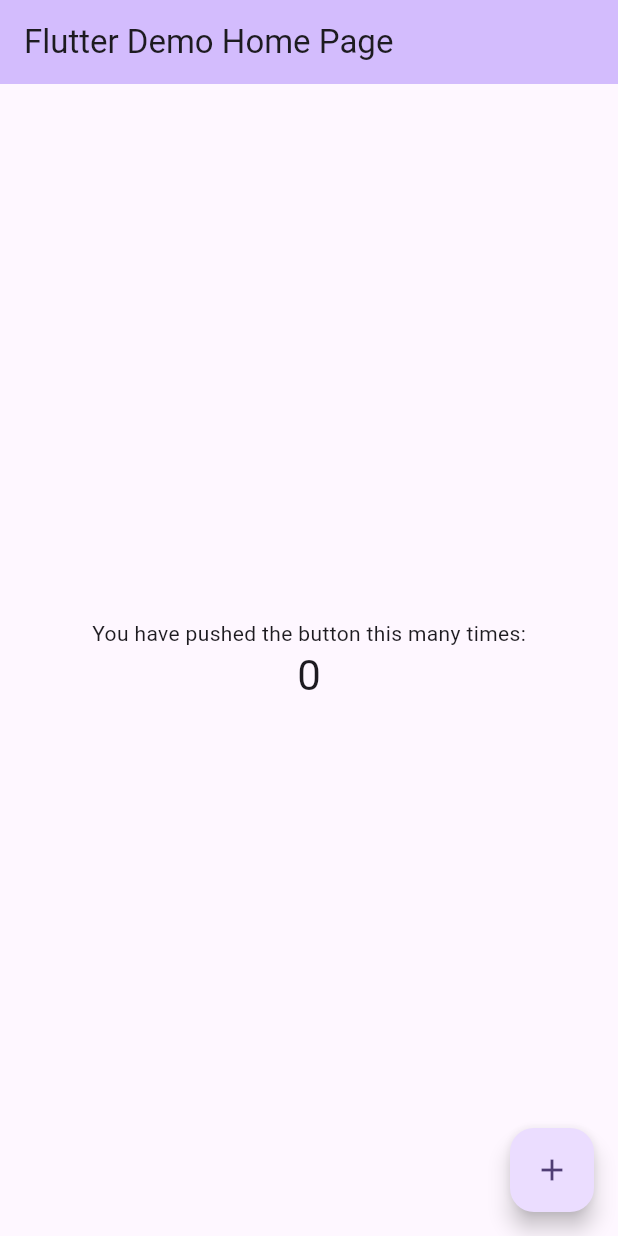
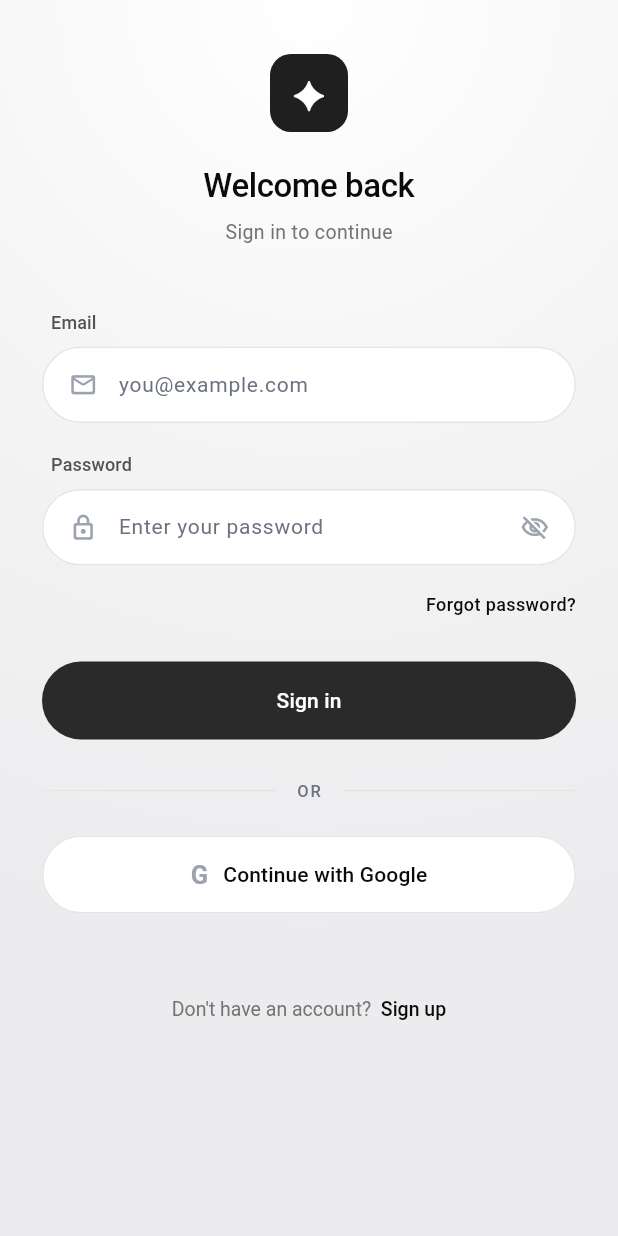
Before and after one commit to yogeshchoudhary0203-dev/frontend, a Flutter app: the screen it shows after launch, on a phone screen of 412 x 824 dp. Run offline on Flutter 3.47's test engine with Material 3 defaults, Android fonts, the light colour scheme and no system bars.

Commit message:
login screen done byt priutesh

```diff
--- a/trandia/lib/main.dart
+++ b/trandia/lib/main.dart
@@ -1,4 +1,5 @@
 import 'package:flutter/material.dart';
+import 'screens/auth/login_screen.dart';
 
 void main() {
   runApp(const MyApp());
@@ -11,6 +12,7 @@ class MyApp extends StatelessWidget {
   @override
   Widget build(BuildContext context) {
     return MaterialApp(
+      debugShowCheckedModeBanner: false,
       title: 'Flutter Demo',
       theme: ThemeData(
         // This is the theme of your application.
@@ -28,9 +30,10 @@ class MyApp extends StatelessWidget {
         //
         // This works for code too, not just values: Most code changes can be
         // tested with just a hot reload.
-        colorScheme: .fromSeed(seedColor: Colors.deepPurple),
+        colorScheme: ColorScheme.fromSeed(seedColor: Colors.deepPurple),
+        useMaterial3: true,
       ),
-      home: const MyHomePage(title: 'Flutter Demo Home Page'),
+      home: const LoginScreen(),
     );
   }
 }
--- a/trandia/lib/screens/auth/login_screen.dart
+++ b/trandia/lib/screens/auth/login_screen.dart
@@ -0,0 +1,483 @@
+import 'package:flutter/material.dart';
+
+class LoginScreen extends StatefulWidget {
+  const LoginScreen({super.key});
+
+  @override
+  State<LoginScreen> createState() => _LoginScreenState();
+}
+
+class _LoginScreenState extends State<LoginScreen> {
+  final _emailController    = TextEditingController();
+  final _passwordController = TextEditingController();
+  bool _obscurePassword     = true;
+
+  @override
+  void dispose() {
+    _emailController.dispose();
+    _passwordController.dispose();
+    super.dispose();
+  }
+
+  @override
+  Widget build(BuildContext context) {
+    final isDark = Theme.of(context).brightness == Brightness.dark;
+
+    // ── Color Tokens ─────────────────────────────────────────────
+    final bgColors = isDark
+        ? [const Color(0xFF1F1F22), const Color(0xFF0E0E10), const Color(0xFF050506)]
+        : [const Color(0xFFFFFFFF), const Color(0xFFF4F4F5), const Color(0xFFECECEE)];
+
+    final inputBg       = isDark ? const Color(0xFF18181B) : const Color(0xFFFFFFFF);
+    final inputBorder   = isDark ? const Color(0xFF2A2A2E) : const Color(0xFFE5E5E5);
+    final textPrimary   = isDark ? const Color(0xFFFAFAFA) : const Color(0xFF0A0A0A);
+    final textSecondary = isDark ? const Color(0xFF8B8B93) : const Color(0xFF737373);
+    final labelColor    = isDark ? const Color(0xFFB5B5BD) : const Color(0xFF525252);
+    final iconColor     = isDark ? const Color(0xFF6B7280) : const Color(0xFF9CA3AF);
+    final hintColor     = isDark ? const Color(0xFF71767B) : const Color(0xFF6B7280);
+    final btnBg         = isDark ? const Color(0xFFECECEE) : const Color(0xFF2A2A2A);
+    final btnText       = isDark ? const Color(0xFF0A0A0A) : const Color(0xFFFFFFFF);
+    final dividerColor  = isDark ? const Color(0xFF2A2A2E) : const Color(0xFFE5E5E5);
+    final logoBg        = isDark ? const Color(0xFFFAFAFA) : const Color(0xFF1F1F1F);
+    final logoMark      = isDark ? const Color(0xFF0A0A0A) : const Color(0xFFFFFFFF);
+
+    return Scaffold(
+      resizeToAvoidBottomInset: true,
+      body: Container(
+        width: double.infinity,
+        height: double.infinity,
+        decoration: BoxDecoration(
+          gradient: RadialGradient(
+            center: Alignment.topCenter,
+            radius: 1.5,
+            colors: bgColors,
+          ),
+        ),
+        child: SafeArea(
+          child: SingleChildScrollView(
+            padding: const EdgeInsets.symmetric(horizontal: 28),
+            child: Column(
+              crossAxisAlignment: CrossAxisAlignment.stretch,
+              children: [
+                const SizedBox(height: 36),
+
+                // ── Logo + Heading ────────────────────────────────
+                Center(
+                  child: Column(
+                    children: [
+                      Container(
+                        width: 52,
+                        height: 52,
+                        decoration: BoxDecoration(
+                          color: logoBg,
+                          borderRadius: BorderRadius.circular(14),
+                        ),
+                        child: Center(
+                          child: Text(
+                            '✦',
+                            style: TextStyle(
+                              color: logoMark,
+                              fontSize: 26,
+                              height: 1.0,
+                            ),
+                          ),
+                        ),
+                      ),
+                      const SizedBox(height: 20),
+                      Text(
+                        'Welcome back',
+                        style: TextStyle(
+                          fontSize: 22,
+                          fontWeight: FontWeight.w500,
+                          color: textPrimary,
+                          letterSpacing: -0.3,
+                        ),
+                      ),
+                      const SizedBox(height: 6),
+                      Text(
+                        'Sign in to continue',
+                        style: TextStyle(
+                          fontSize: 13,
+                          color: textSecondary,
+                        ),
+                      ),
+                    ],
+                  ),
+                ),
+                const SizedBox(height: 42),
+
+                // ── Email ─────────────────────────────────────────
+                _FieldLabel(label: 'Email', color: labelColor),
+                const SizedBox(height: 8),
+                _PillTextField(
+                  controller: _emailController,
+                  hint: 'you@example.com',
+                  prefixIcon: Icons.mail_outline_rounded,
+                  keyboardType: TextInputType.emailAddress,
+                  inputBg: inputBg,
+                  inputBorder: inputBorder,
+                  iconColor: iconColor,
+                  hintColor: hintColor,
+                  textColor: textPrimary,
+                ),
+                const SizedBox(height: 18),
+
+                // ── Password ──────────────────────────────────────
+                _FieldLabel(label: 'Password', color: labelColor),
+                const SizedBox(height: 8),
+                _PillTextField(
+                  controller: _passwordController,
+                  hint: 'Enter your password',
+                  prefixIcon: Icons.lock_outline_rounded,
+                  obscureText: _obscurePassword,
+                  suffixIcon: _obscurePassword
+                      ? Icons.visibility_off_outlined
+                      : Icons.visibility_outlined,
+                  onSuffixTap: () =>
+                      setState(() => _obscurePassword = !_obscurePassword),
+                  inputBg: inputBg,
+                  inputBorder: inputBorder,
+                  iconColor: iconColor,
+                  hintColor: hintColor,
+                  textColor: textPrimary,
+                ),
+                const SizedBox(height: 12),
+
+                // ── Forgot Password ───────────────────────────────
+                Align(
+                  alignment: Alignment.centerRight,
+                  child: GestureDetector(
+                    onTap: () {
+                      // TODO: navigate to forgot password
+                    },
+                    behavior: HitTestBehavior.opaque,
+                    child: Padding(
+                      padding: const EdgeInsets.symmetric(vertical: 4),
+                      child: Text(
+                        'Forgot password?',
+                        style: TextStyle(
+                          fontSize: 12,
+                          fontWeight: FontWeight.w500,
+                          color: textPrimary,
+                        ),
+                      ),
+                    ),
+                  ),
+                ),
+                const SizedBox(height: 26),
+
+                // ── Sign In Button ────────────────────────────────
+                _PillButton(
+                  label: 'Sign in',
+                  bgColor: btnBg,
+                  textColor: btnText,
+                  onTap: () {
+                    // TODO: handle sign in logic
+                  },
+                ),
+                const SizedBox(height: 26),
+
+                // ── OR Divider ────────────────────────────────────
+                _OrDivider(lineColor: dividerColor, textColor: hintColor),
+                const SizedBox(height: 22),
+
+                // ── Continue with Google ──────────────────────────
+                _GoogleButton(
+                  borderColor: inputBorder,
+                  bgColor: inputBg,
+                  textColor: textPrimary,
+                  iconColor: iconColor,
+                  onTap: () {
+                    // TODO: handle Google sign in
+                  },
+                ),
+                const SizedBox(height: 52),
+
+                // ── Sign Up Link ──────────────────────────────────
+                Center(
+                  child: GestureDetector(
+                    onTap: () {
+                      // TODO: navigate to SignUpScreen
+                    },
+                    behavior: HitTestBehavior.opaque,
+                    child: Padding(
+                      padding: const EdgeInsets.symmetric(vertical: 4),
+                      child: RichText(
+                        text: TextSpan(
+                          style: TextStyle(
+                            fontSize: 13,
+                            color: textSecondary,
+                          ),
+                          children: [
+                            const TextSpan(text: "Don't have an account?  "),
+                            TextSpan(
+                              text: 'Sign up',
+                              style: TextStyle(
+                                color: textPrimary,
+                                fontWeight: FontWeight.w500,
+                              ),
+                            ),
+                          ],
+                        ),
+                      ),
+                    ),
+                  ),
+                ),
+                const SizedBox(height: 32),
+              ],
+            ),
+          ),
+        ),
+      ),
+    );
+  }
+}
+
+// ─────────────────────────────────────────────────────────────────────────────
+// Private Helper Widgets
+// ─────────────────────────────────────────────────────────────────────────────
+
+class _FieldLabel extends StatelessWidget {
+  const _FieldLabel({required this.label, required this.color});
+
+  final String label;
+  final Color color;
+
+  @override
+  Widget build(BuildContext context) {
+    return Padding(
+      padding: const EdgeInsets.only(left: 6),
+      child: Text(
+        label,
+        style: TextStyle(
+          fontSize: 12,
+          fontWeight: FontWeight.w500,
+          color: color,
+          letterSpacing: 0.1,
+        ),
+      ),
+    );
+  }
+}
+
+class _PillTextField extends StatelessWidget {
+  const _PillTextField({
+    required this.controller,
+    required this.hint,
+    required this.prefixIcon,
+    required this.inputBg,
+    required this.inputBorder,
+    required this.iconColor,
+    required this.hintColor,
+    required this.textColor,
+    this.obscureText = false,
+    this.suffixIcon,
+    this.onSuffixTap,
+    this.keyboardType,
+    this.textInputAction,
+  });
+
+  final TextEditingController controller;
+  final String hint;
+  final IconData prefixIcon;
+  final bool obscureText;
+  final IconData? suffixIcon;
+  final VoidCallback? onSuffixTap;
+  final TextInputType? keyboardType;
+  final TextInputAction? textInputAction;
+  final Color inputBg;
+  final Color inputBorder;
+  final Color iconColor;
+  final Color hintColor;
+  final Color textColor;
+
+  @override
+  Widget build(BuildContext context) {
+    return SizedBox(
+      height: 52,
+      child: TextField(
+        controller: controller,
+        obscureText: obscureText,
+        keyboardType: keyboardType,
+        textInputAction: textInputAction,
+        style: TextStyle(fontSize: 14, color: textColor),
+        decoration: InputDecoration(
+          filled: true,
+          fillColor: inputBg,
+          hintText: hint,
+          hintStyle: TextStyle(fontSize: 14, color: hintColor),
+          contentPadding: const EdgeInsets.symmetric(
+            vertical: 15,
+            horizontal: 20,
+          ),
+          prefixIcon: Padding(
+            padding: const EdgeInsets.only(left: 18, right: 10),
+            child: Icon(prefixIcon, color: iconColor, size: 19),
+          ),
+          prefixIconConstraints: const BoxConstraints(
+            minWidth: 0,
+            minHeight: 0,
+          ),
+          suffixIcon: suffixIcon != null
+              ? GestureDetector(
+                  onTap: onSuffixTap,
+                  child: Padding(
+                    padding: const EdgeInsets.only(right: 18),
+                    child: Icon(suffixIcon, color: iconColor, size: 19),
+                  ),
+                )
+              : null,
+          suffixIconConstraints: const BoxConstraints(
+            minWidth: 0,
+            minHeight: 0,
+          ),
+          border: OutlineInputBorder(
+            borderRadius: BorderRadius.circular(100),
+            borderSide: BorderSide(color: inputBorder, width: 1),
+          ),
+          enabledBorder: OutlineInputBorder(
+            borderRadius: BorderRadius.circular(100),
+            borderSide: BorderSide(color: inputBorder, width: 1),
+          ),
+          focusedBorder: OutlineInputBorder(
+            borderRadius: BorderRadius.circular(100),
+            borderSide: BorderSide(
+              color: inputBorder.withOpacity(0.7),
+              width: 1.5,
+            ),
+          ),
+        ),
+      ),
+    );
+  }
+}
+
+class _PillButton extends StatelessWidget {
+  const _PillButton({
+    required this.label,
+    required this.bgColor,
+    required this.textColor,
+    required this.onTap,
+  });
+
+  final String label;
+  final Color bgColor;
+  final Color textColor;
+  final VoidCallback onTap;
+
+  @override
+  Widget build(BuildContext context) {
+    return SizedBox(
+      height: 52,
+      child: ElevatedButton(
+        onPressed: onTap,
+        style: ElevatedButton.styleFrom(
+          backgroundColor: bgColor,
+          foregroundColor: textColor,
+          shadowColor: Colors.transparent,
+          elevation: 0,
+          shape: RoundedRectangleBorder(
+            borderRadius: BorderRadius.circular(100),
+          ),
+        ),
+        child: Text(
+          label,
+          style: TextStyle(
+            fontSize: 14,
+            fontWeight: FontWeight.w500,
+            color: textColor,
+          ),
+        ),
+      ),
+    );
+  }
+}
+
+class _OrDivider extends StatelessWidget {
+  const _OrDivider({required this.lineColor, required this.textColor});
+
+  final Color lineColor;
+  final Color textColor;
+
+  @override
+  Widget build(BuildContext context) {
+    return Row(
+      children: [
+        Expanded(
+          child: Divider(color: lineColor, thickness: 1, height: 1),
+        ),
+        Padding(
+          padding: const EdgeInsets.symmetric(horizontal: 14),
+          child: Text(
+            'OR',
+            style: TextStyle(
+              fontSize: 11,
+              fontWeight: FontWeight.w500,
+              color: textColor,
+              letterSpacing: 1.2,
+            ),
+          ),
+        ),
+        Expanded(
+          child: Divider(color: lineColor, thickness: 1, height: 1),
+        ),
+      ],
+    );
+  }
+}
+
+class _GoogleButton extends StatelessWidget {
+  const _GoogleButton({
+    required this.borderColor,
+    required this.bgColor,
+    required this.textColor,
+    required this.iconColor,
+    required this.onTap,
+  });
+
+  final Color borderColor;
+  final Color bgColor;
+  final Color textColor;
+  final Color iconColor;
+  final VoidCallback onTap;
+
+  @override
+  Widget build(BuildContext context) {
+    return SizedBox(
+      height: 52,
+      child: OutlinedButton(
+        onPressed: onTap,
+        style: OutlinedButton.styleFrom(
+          backgroundColor: bgColor,
+          foregroundColor: textColor,
+          side: BorderSide(color: borderColor, width: 1),
+          shape: RoundedRectangleBorder(
+            borderRadius: BorderRadius.circular(100),
+          ),
+        ),
+        child: Row(
+          mainAxisAlignment: MainAxisAlignment.center,
+          children: [
+            Text(
+              'G',
+              style: TextStyle(
+                fontSize: 17,
+                fontWeight: FontWeight.w700,
+                color: iconColor,
+              ),
+            ),
+            const SizedBox(width: 10),
+            Text(
+              'Continue with Google',
+              style: TextStyle(
+                fontSize: 14,
+                fontWeight: FontWeight.w500,
+                color: textColor,
+              ),
+            ),
+          ],
+        ),
+      ),
+    );
+  }
+}
```
